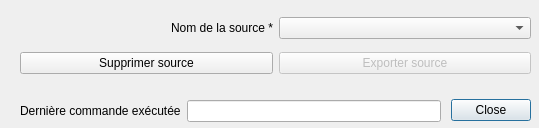
Qt form forms/Ui_export_delete_road_dialog.ui (datagistips/territoires-ville.TempusAccess) before a commit.
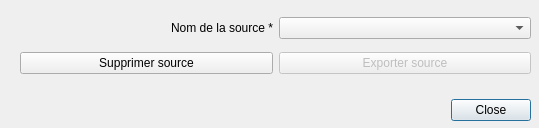
The same form after that commit.

Commit message: Remove lineEdits in forms and put SQL commands in an external file

Diff of the .ui file:
```diff
--- a/forms/Ui_export_delete_road_dialog.ui
+++ b/forms/Ui_export_delete_road_dialog.ui
@@ -74,28 +74,6 @@
     </item>
    </layout>
   </widget>
-  <widget class="QWidget" name="layoutWidget">
-   <property name="geometry">
-    <rect>
-     <x>20</x>
-     <y>100</y>
-     <width>421</width>
-     <height>22</height>
-    </rect>
-   </property>
-   <layout class="QHBoxLayout" name="horizontalLayout">
-    <item>
-     <widget class="QLabel" name="label_5">
-      <property name="text">
-       <string>Dernière commande exécutée</string>
-      </property>
-     </widget>
-    </item>
-    <item>
-     <widget class="QLineEdit" name="lineEditCommand"/>
-    </item>
-   </layout>
-  </widget>
  </widget>
  <resources/>
  <connections>
```
The commit also changes 45 other files.
